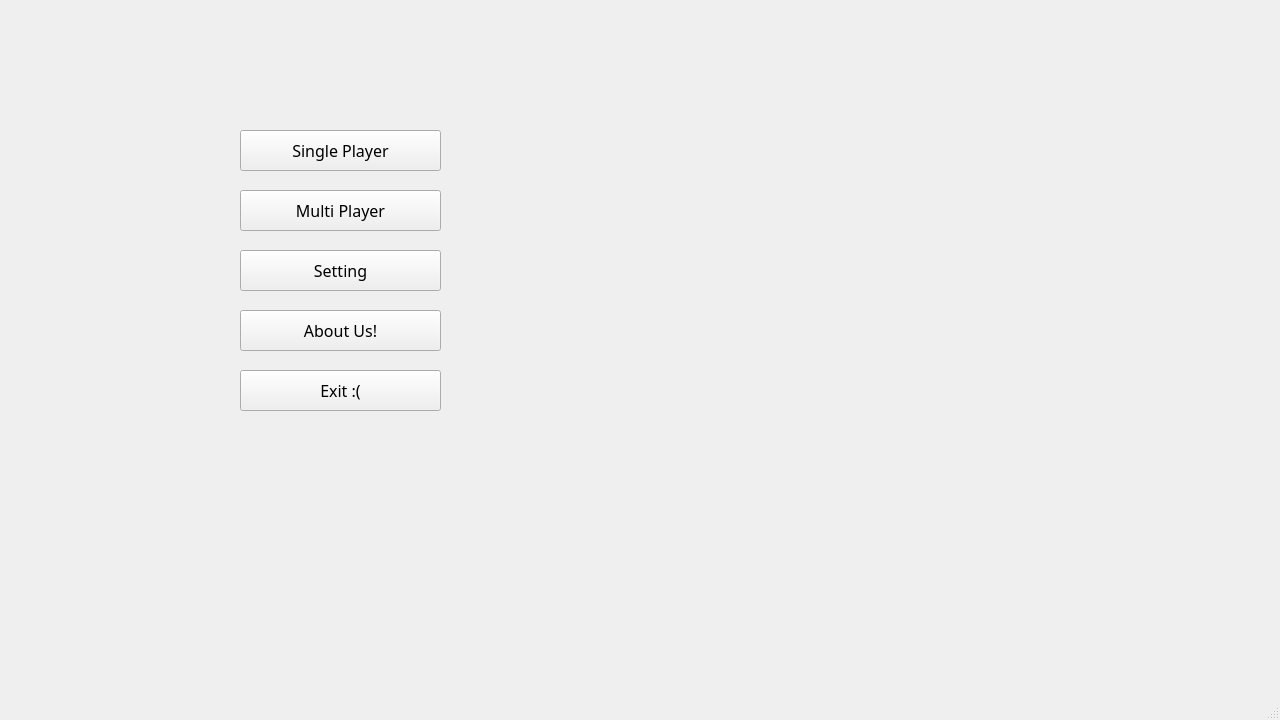
Before: the Qt Designer form mainwindow.ui in rezaqomy/quse, drawn with Qt 5.
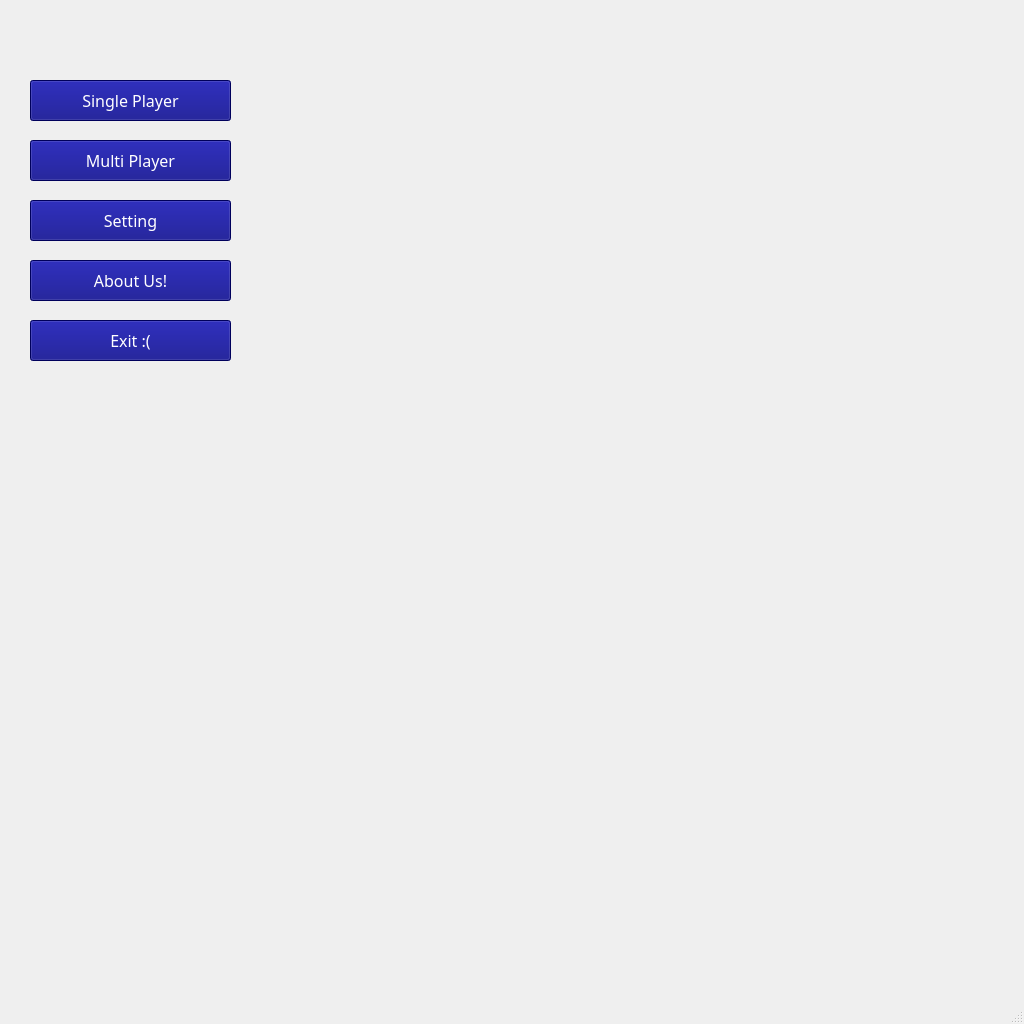
After: the same form once the commit is applied. Icons and pictures are not drawn.

```diff
--- a/mainwindow.ui
+++ b/mainwindow.ui
@@ -6,29 +6,39 @@
    <rect>
     <x>0</x>
     <y>0</y>
-    <width>1280</width>
-    <height>720</height>
+    <width>1024</width>
+    <height>1024</height>
    </rect>
   </property>
   <property name="windowTitle">
    <string>MainWindow</string>
   </property>
+  <property name="styleSheet">
+   <string notr="true">
+background-image: url(:/Images/Resources/Bg1.jpeg);</string>
+  </property>
   <widget class="QWidget" name="centralwidget">
    <widget class="QStackedWidget" name="stackedWidget">
     <property name="geometry">
      <rect>
-      <x>40</x>
-      <y>-20</y>
-      <width>1200</width>
+      <x>0</x>
+      <y>0</y>
+      <width>900</width>
       <height>700</height>
      </rect>
     </property>
+    <property name="styleSheet">
+     <string notr="true"/>
+    </property>
+    <property name="currentIndex">
+     <number>0</number>
+    </property>
     <widget class="QWidget" name="page">
      <widget class="QPushButton" name="btnSingle">
       <property name="geometry">
        <rect>
-        <x>200</x>
-        <y>150</y>
+        <x>30</x>
+        <y>80</y>
         <width>201</width>
         <height>41</height>
        </rect>
@@ -39,6 +49,10 @@
         <pointsize>12</pointsize>
        </font>
       </property>
+      <property name="styleSheet">
+       <string notr="true">color: rgb(255, 255, 255);
+background-color: rgb(0, 0, 127);</string>
+      </property>
       <property name="text">
        <string>Single Player</string>
       </property>
@@ -46,8 +60,8 @@
      <widget class="QPushButton" name="btnMulti">
       <property name="geometry">
        <rect>
-        <x>200</x>
-        <y>210</y>
+        <x>30</x>
+        <y>140</y>
         <width>201</width>
         <height>41</height>
        </rect>
@@ -58,6 +72,10 @@
         <pointsize>12</pointsize>
        </font>
       </property>
+      <property name="styleSheet">
+       <string notr="true">color: rgb(255, 255, 255);
+background-color: rgb(0, 0, 127);</string>
+      </property>
       <property name="text">
        <string>Multi Player</string>
       </property>
@@ -65,8 +83,8 @@
      <widget class="QPushButton" name="btnAbout">
       <property name="geometry">
        <rect>
-        <x>200</x>
-        <y>330</y>
+        <x>30</x>
+        <y>260</y>
         <width>201</width>
         <height>41</height>
        </rect>
@@ -77,6 +95,10 @@
         <pointsize>12</pointsize>
        </font>
       </property>
+      <property name="styleSheet">
+       <string notr="true">color: rgb(255, 255, 255);
+background-color: rgb(0, 0, 127);</string>
+      </property>
       <property name="text">
        <string>About Us!</string>
       </property>
@@ -84,8 +106,8 @@
      <widget class="QPushButton" name="btnSetting">
       <property name="geometry">
        <rect>
-        <x>200</x>
-        <y>270</y>
+        <x>30</x>
+        <y>200</y>
         <width>201</width>
         <height>41</height>
        </rect>
@@ -96,6 +118,10 @@
         <pointsize>12</pointsize>
        </font>
       </property>
+      <property name="styleSheet">
+       <string notr="true">color: rgb(255, 255, 255);
+background-color: rgb(0, 0, 127);</string>
+      </property>
       <property name="text">
        <string>Setting</string>
       </property>
@@ -103,8 +129,8 @@
      <widget class="QPushButton" name="btnExit">
       <property name="geometry">
        <rect>
-        <x>200</x>
-        <y>390</y>
+        <x>30</x>
+        <y>320</y>
         <width>201</width>
         <height>41</height>
        </rect>
@@ -115,6 +141,13 @@
         <pointsize>12</pointsize>
        </font>
       </property>
+      <property name="autoFillBackground">
+       <bool>false</bool>
+      </property>
+      <property name="styleSheet">
+       <string notr="true">color: rgb(255, 255, 255);
+background-color: rgb(0, 0, 127);</string>
+      </property>
       <property name="text">
        <string>Exit :(</string>
       </property>
```
Left out of the diff: 2 changed lines with no effect on the pictures.
